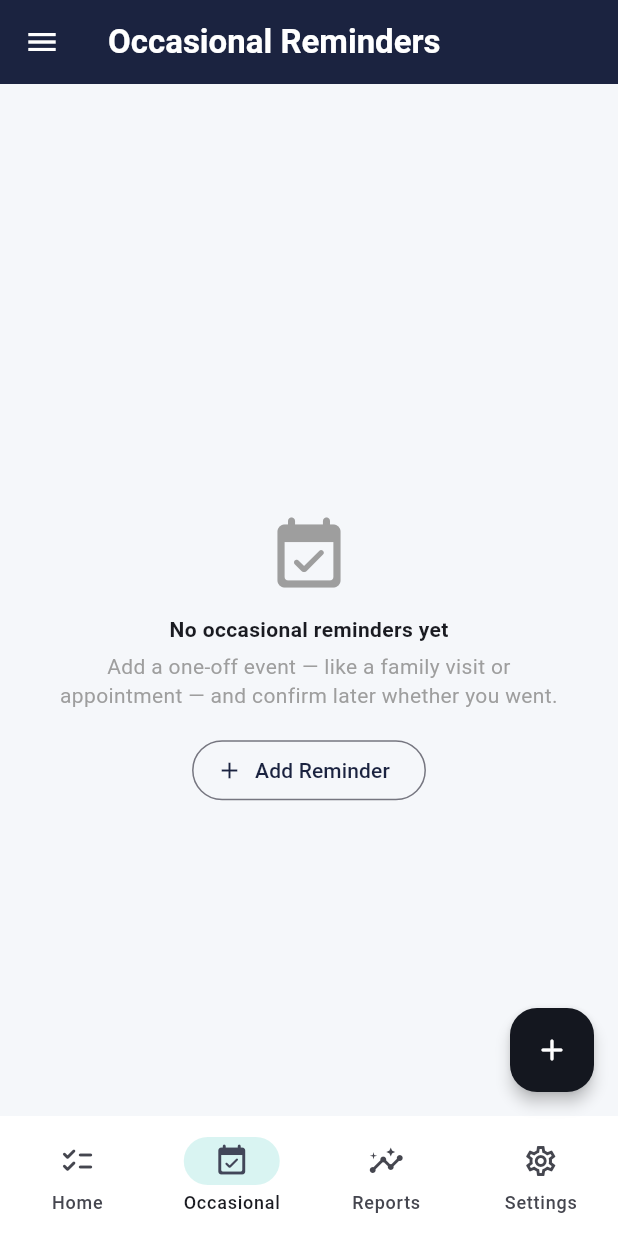
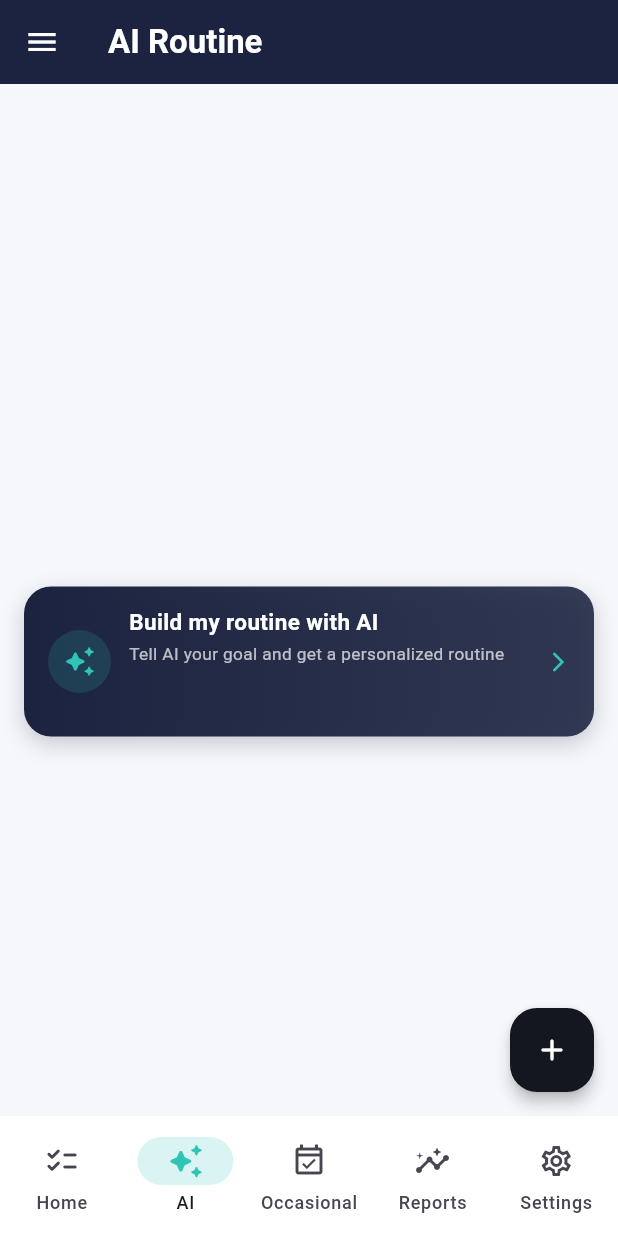
Before and after one commit to Ahsan-Javed5/routine_fix, a Flutter app: the screen it shows after launch, item 2 of the bottom bar chosen, on a phone screen of 412 x 824 dp. Run offline on Flutter 3.47's test engine with Material 3 defaults, Android fonts, the phone set to English and light mode, and no system bars; our stand-ins replace file_picker, fl_chart, flutter_dotenv, flutter_local_notifications, flutter_timezone, get and 4 more.

```diff
--- /dev/null
+++ b/lib/views/ai_routine/ai_routine_view.dart
@@ -0,0 +1,109 @@
+import 'package:flutter/cupertino.dart';
+import 'package:flutter/material.dart';
+
+import '../../utils/app_theme.dart';
+import '../home/widgets/ai_routine_sheet.dart';
+
+class AiRoutineView extends StatelessWidget {
+  const AiRoutineView({super.key});
+
+  @override
+  Widget build(BuildContext context) {
+    return Scaffold(
+      body: Center(
+        child: _AiRoutineButton(
+          onTap: () => showAiRoutineSheet(context),
+        ),
+      ),
+    );
+  }
+}
+
+class _AiRoutineButton extends StatelessWidget {
+  final VoidCallback onTap;
+
+  const _AiRoutineButton({
+    required this.onTap,
+  });
+
+  @override
+  Widget build(BuildContext context) {
+    return Padding(
+      padding: const EdgeInsets.fromLTRB(16, 8, 16, 6),
+      child: InkWell(
+        onTap: onTap,
+        borderRadius: BorderRadius.circular(18),
+        child: Container(
+          height: 100,
+          padding: const EdgeInsets.symmetric(
+            horizontal: 16,
+            vertical: 14,
+          ),
+          decoration: BoxDecoration(
+            gradient: LinearGradient(
+              colors: [
+                AppColors.inkNavy,
+                AppColors.inkNavy.withOpacity(0.88),
+              ],
+            ),
+            borderRadius: BorderRadius.circular(18),
+            boxShadow: [
+              BoxShadow(
+                color: AppColors.inkNavy.withOpacity(0.22),
+                blurRadius: 12,
+                offset: const Offset(0, 5),
+              ),
+            ],
+          ),
+          child: Row(
+            children: [
+              Container(
+                width: 42,
+                height: 42,
+                decoration: BoxDecoration(
+                  color: AppColors.signalTeal.withOpacity(0.16),
+                  shape: BoxShape.circle,
+                ),
+                child: const Icon(
+                  Icons.auto_awesome_rounded,
+                  color: AppColors.signalTeal,
+                  size: 22,
+                ),
+              ),
+              const SizedBox(width: 12),
+              const Expanded(
+                child: Column(
+                  crossAxisAlignment: CrossAxisAlignment.start,
+                  children: [
+                    Text(
+                      'Build my routine with AI',
+                      style: TextStyle(
+                        color: Colors.white,
+                        fontSize: 15,
+                        fontWeight: FontWeight.w700,
+                      ),
+                    ),
+                    SizedBox(height: 3),
+                    Text(
+                      'Tell AI your goal and get a personalized routine',
+                      style: TextStyle(
+                        color: Colors.white70,
+                        fontSize: 11.5,
+                      ),
+                    ),
+                  ],
+                ),
+              ),
+              const SizedBox(width: 8),
+              const Icon(
+                Icons.arrow_forward_ios_rounded,
+                color: AppColors.signalTeal,
+                size: 16,
+              ),
+            ],
+          ),
+        ),
+      ),
+    );
+  }
+}
--- a/lib/views/main_nav/main_nav_view.dart
+++ b/lib/views/main_nav/main_nav_view.dart
@@ -2,6 +2,7 @@ import 'package:flutter/material.dart';
 import 'package:get/get.dart';
 import '../../controllers/theme_controller.dart';
 import '../../utils/app_theme.dart';
+import '../ai_routine/ai_routine_view.dart';
 import '../home/home_view.dart';
 import '../home/widgets/ai_routine_sheet.dart';
 import '../occasional_reminder/occasional_view.dart';
@@ -22,6 +23,7 @@ class _MainNavViewState extends State<MainNavView> {
 
   final _pages = const [
     HomeView(),
+    AiRoutineView(),
     OccasionalView(),
     ReportsView(),
     SettingsView(),
@@ -29,9 +31,10 @@ class _MainNavViewState extends State<MainNavView> {
 
   final _titles = const [
     'RoutineFix',
+    'AI Routine',
     'Occasional Reminders',
     'Reports',
-    'Settings'
+    'Settings',
   ];
 
   void _toggleFab() => setState(() => _fabOpen = !_fabOpen);
@@ -71,10 +74,6 @@ class _MainNavViewState extends State<MainNavView> {
                 setState(() => _fabOpen = false);
                 showAddOccasionalDialog(context);
               },
-              onAddAi: () {
-                setState(() => _fabOpen = false);
-                showAiRoutineSheet(context);
-              },
             ),
       bottomNavigationBar: NavigationBar(
         selectedIndex: _index,
@@ -85,6 +84,11 @@ class _MainNavViewState extends State<MainNavView> {
             icon: Icon(Icons.checklist_rounded),
             selectedIcon: Icon(Icons.checklist_rounded),
             label: 'Home',
+          ),
+          NavigationDestination(
+            icon: _AnimatedAiIcon(),
+            selectedIcon: _AnimatedAiIcon(active: true),
+            label: 'AI',
           ),
           NavigationDestination(
             icon: Icon(Icons.event_available_outlined),
@@ -112,14 +116,12 @@ class _ExpandableFab extends StatelessWidget {
   final VoidCallback onToggle;
   final VoidCallback onAddTask;
   final VoidCallback onAddOccasional;
-  final VoidCallback onAddAi;
 
   const _ExpandableFab({
     required this.isOpen,
     required this.onToggle,
     required this.onAddTask,
     required this.onAddOccasional,
-    required this.onAddAi,
   });
 
   @override
@@ -141,13 +143,6 @@ class _ExpandableFab extends StatelessWidget {
                 mainAxisSize: MainAxisSize.min,
                 crossAxisAlignment: CrossAxisAlignment.end,
                 children: [
-                  _miniAction(
-                    icon: Icons.auto_awesome_rounded,
-                    label: 'AI Routine',
-                    color: AppColors.inkNavy,
-                    onTap: onAddAi,
-                  ),
-                  const SizedBox(height: 10),
                   _miniAction(
                     icon: Icons.event_note_rounded,
                     label: 'Occasion',
@@ -402,3 +397,51 @@ class _AppDrawer extends StatelessWidget {
     );
   }
 }
+
+class _AnimatedAiIcon extends StatefulWidget {
+  final bool active;
+
+  const _AnimatedAiIcon({this.active = false});
+
+  @override
+  State<_AnimatedAiIcon> createState() => _AnimatedAiIconState();
+}
+
+class _AnimatedAiIconState extends State<_AnimatedAiIcon>
+    with SingleTickerProviderStateMixin {
+  late final AnimationController _controller;
+
+  @override
+  void initState() {
+    super.initState();
+
+    _controller = AnimationController(
+      vsync: this,
+      duration: const Duration(seconds: 2),
+    )..repeat(reverse: true);
+  }
+
+  @override
+  void dispose() {
+    _controller.dispose();
+    super.dispose();
+  }
+
+  @override
+  Widget build(BuildContext context) {
+    return AnimatedBuilder(
+      animation: _controller,
+      builder: (_, child) {
+        return Transform.scale(
+          scale: 1.0 + (_controller.value * 0.08),
+          child: Icon(
+            Icons.auto_awesome_rounded,
+            color: widget.active
+                ? AppColors.signalTeal
+                : Theme.of(context).iconTheme.color,
+          ),
+        );
+      },
+    );
+  }
+}
```
Also changed, not shown: lib/controllers/task_controller.dart (+14 -1 lines), lib/views/home/home_view.dart (+5 -39 lines).
